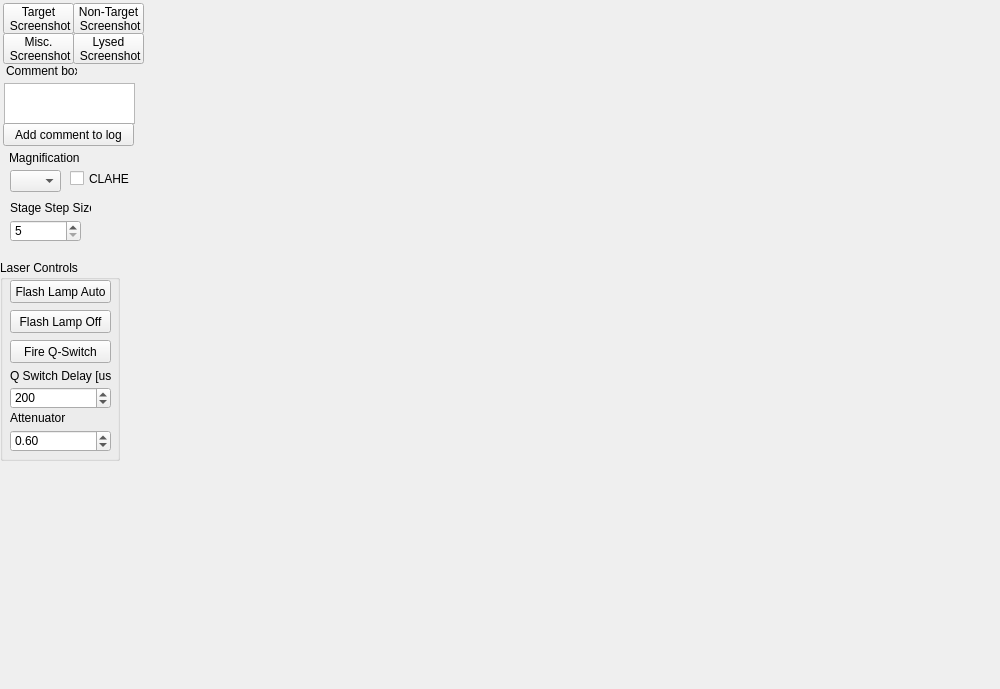
Qt form LCL.ui (mkdryden/LCL_software) before a commit.
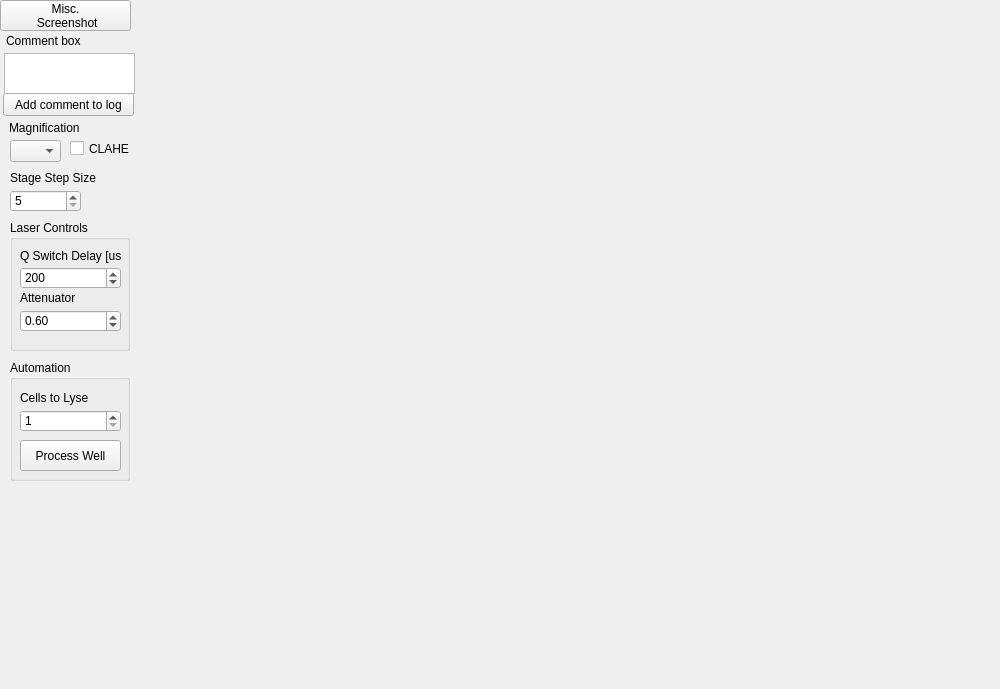
The same form after that commit.

Commit message: cleaned up and added cell lysing limit

Patch:
```diff
--- a/LCL.ui
+++ b/LCL.ui
@@ -30,46 +30,12 @@
      <string>PushButton</string>
     </property>
    </widget>
-   <widget class="QPushButton" name="target_screenshot_button">
-    <property name="geometry">
-     <rect>
-      <x>3</x>
-      <y>3</y>
-      <width>71</width>
-      <height>31</height>
-     </rect>
-    </property>
-    <property name="focusPolicy">
-     <enum>Qt::NoFocus</enum>
-    </property>
-    <property name="text">
-     <string>Target 
- Screenshot</string>
-    </property>
-   </widget>
-   <widget class="QPushButton" name="non_target_screenshot_button">
-    <property name="geometry">
-     <rect>
-      <x>73</x>
-      <y>3</y>
-      <width>71</width>
-      <height>31</height>
-     </rect>
-    </property>
-    <property name="focusPolicy">
-     <enum>Qt::NoFocus</enum>
-    </property>
-    <property name="text">
-     <string>Non-Target 
- Screenshot</string>
-    </property>
-   </widget>
    <widget class="QPushButton" name="misc_screenshot_button">
     <property name="geometry">
      <rect>
-      <x>3</x>
-      <y>33</y>
-      <width>71</width>
+      <x>0</x>
+      <y>0</y>
+      <width>131</width>
       <height>31</height>
      </rect>
     </property>
@@ -85,7 +51,7 @@
     <property name="geometry">
      <rect>
       <x>4</x>
-      <y>83</y>
+      <y>53</y>
       <width>131</width>
       <height>41</height>
      </rect>
@@ -95,8 +61,8 @@
     <property name="geometry">
      <rect>
       <x>6</x>
-      <y>63</y>
-      <width>71</width>
+      <y>33</y>
+      <width>121</width>
       <height>16</height>
      </rect>
     </property>
@@ -108,7 +74,7 @@
     <property name="geometry">
      <rect>
       <x>3</x>
-      <y>123</y>
+      <y>93</y>
       <width>131</width>
       <height>23</height>
      </rect>
@@ -124,7 +90,7 @@
     <property name="geometry">
      <rect>
       <x>10</x>
-      <y>170</y>
+      <y>140</y>
       <width>51</width>
       <height>22</height>
      </rect>
@@ -143,7 +109,7 @@
     <property name="geometry">
      <rect>
       <x>9</x>
-      <y>150</y>
+      <y>120</y>
       <width>71</width>
       <height>16</height>
      </rect>
@@ -166,59 +132,20 @@
    <widget class="QGroupBox" name="laser_controls_groupbox">
     <property name="geometry">
      <rect>
-      <x>0</x>
-      <y>260</y>
+      <x>10</x>
+      <y>220</y>
       <width>120</width>
-      <height>201</height>
+      <height>131</height>
      </rect>
     </property>
     <property name="title">
      <string>Laser Controls</string>
     </property>
-    <widget class="QPushButton" name="start_flashlamp_pushbutton">
-     <property name="geometry">
-      <rect>
-       <x>10</x>
-       <y>20</y>
-       <width>101</width>
-       <height>23</height>
-      </rect>
-     </property>
-     <property name="text">
-      <string>Flash Lamp Auto</string>
-     </property>
-    </widget>
-    <widget class="QPushButton" name="stop_flashlamp_pushbutton">
-     <property name="geometry">
-      <rect>
-       <x>10</x>
-       <y>50</y>
-       <width>101</width>
-       <height>23</height>
-      </rect>
-     </property>
-     <property name="text">
-      <string>Flash Lamp Off</string>
-     </property>
-    </widget>
-    <widget class="QPushButton" name="fire_qswitch_pushbutton">
-     <property name="geometry">
-      <rect>
-       <x>10</x>
-       <y>80</y>
-       <width>101</width>
-       <height>23</height>
-      </rect>
-     </property>
-     <property name="text">
-      <string>Fire Q-Switch</string>
-     </property>
-    </widget>
     <widget class="QDoubleSpinBox" name="qswitch_delay_doublespin_box">
      <property name="geometry">
       <rect>
        <x>10</x>
-       <y>127</y>
+       <y>47</y>
        <width>101</width>
        <height>22</height>
       </rect>
@@ -246,7 +173,7 @@
      <property name="geometry">
       <rect>
        <x>10</x>
-       <y>108</y>
+       <y>28</y>
        <width>101</width>
        <height>16</height>
       </rect>
@@ -259,7 +186,7 @@
      <property name="geometry">
       <rect>
        <x>10</x>
-       <y>150</y>
+       <y>70</y>
        <width>101</width>
        <height>16</height>
       </rect>
@@ -272,7 +199,7 @@
      <property name="geometry">
       <rect>
        <x>10</x>
-       <y>170</y>
+       <y>90</y>
        <width>101</width>
        <height>22</height>
       </rect>
@@ -297,28 +224,11 @@
      </property>
     </widget>
    </widget>
-   <widget class="QPushButton" name="lysed_screenshot_button">
-    <property name="geometry">
-     <rect>
-      <x>73</x>
-      <y>33</y>
-      <width>71</width>
-      <height>31</height>
-     </rect>
-    </property>
-    <property name="focusPolicy">
-     <enum>Qt::NoFocus</enum>
-    </property>
-    <property name="text">
-     <string>Lysed 
- Screenshot</string>
-    </property>
-   </widget>
    <widget class="QDoubleSpinBox" name="step_size_doublespin_box">
     <property name="geometry">
      <rect>
       <x>10</x>
-      <y>220</y>
+      <y>190</y>
       <width>71</width>
       <height>22</height>
      </rect>
@@ -346,8 +256,8 @@
     <property name="geometry">
      <rect>
       <x>10</x>
-      <y>200</y>
-      <width>81</width>
+      <y>170</y>
+      <width>101</width>
       <height>16</height>
      </rect>
     </property>
@@ -359,7 +269,7 @@
     <property name="geometry">
      <rect>
       <x>70</x>
-      <y>170</y>
+      <y>140</y>
       <width>71</width>
       <height>17</height>
      </rect>
@@ -368,6 +278,73 @@
      <string>CLAHE</string>
     </property>
    </widget>
+   <widget class="QGroupBox" name="automation_groupbox">
+    <property name="geometry">
+     <rect>
+      <x>10</x>
+      <y>360</y>
+      <width>120</width>
+      <height>121</height>
+     </rect>
+    </property>
+    <property name="title">
+     <string>Automation</string>
+    </property>
+    <widget class="QDoubleSpinBox" name="cells_to_lyse_doublespin_box">
+     <property name="geometry">
+      <rect>
+       <x>10</x>
+       <y>50</y>
+       <width>101</width>
+       <height>22</height>
+      </rect>
+     </property>
+     <property name="focusPolicy">
+      <enum>Qt::ClickFocus</enum>
+     </property>
+     <property name="decimals">
+      <number>0</number>
+     </property>
+     <property name="minimum">
+      <double>1.000000000000000</double>
+     </property>
+     <property name="maximum">
+      <double>10000.000000000000000</double>
+     </property>
+     <property name="singleStep">
+      <double>1.000000000000000</double>
+     </property>
+     <property name="value">
+      <double>1.000000000000000</double>
+     </property>
+    </widget>
+    <widget class="QLabel" name="cells_to_lyse_label">
+     <property name="geometry">
+      <rect>
+       <x>10</x>
+       <y>30</y>
+       <width>91</width>
+       <height>16</height>
+      </rect>
+     </property>
+     <property name="text">
+      <string>Cells to Lyse</string>
+     </property>
+    </widget>
+    <widget class="QPushButton" name="process_well_pushButton">
+     <property name="geometry">
+      <rect>
+       <x>10</x>
+       <y>80</y>
+       <width>101</width>
+       <height>31</height>
+      </rect>
+     </property>
+     <property name="text">
+      <string>Process Well</string>
+     </property>
+    </widget>
+   </widget>
   </widget>
  </widget>
  <resources/>
```
The commit also changes 10 other files.
